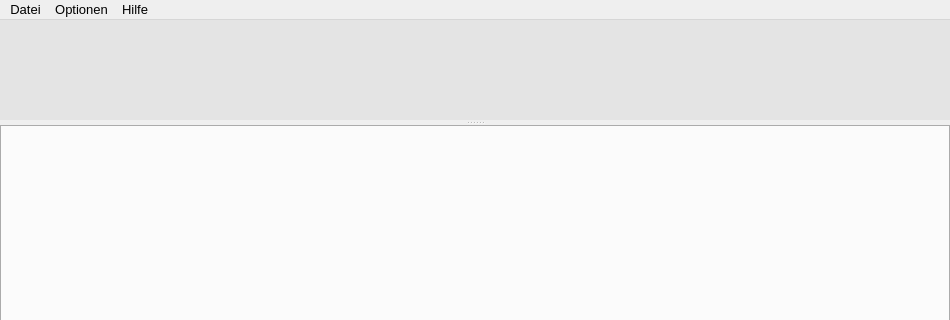
Qt form sfdlsauger.ui (DoctorW00/SFDLSaugerPro) before a commit; both pictures show x 0 to 950 and y 0 to 320 of the 950 by 600 pixel window.
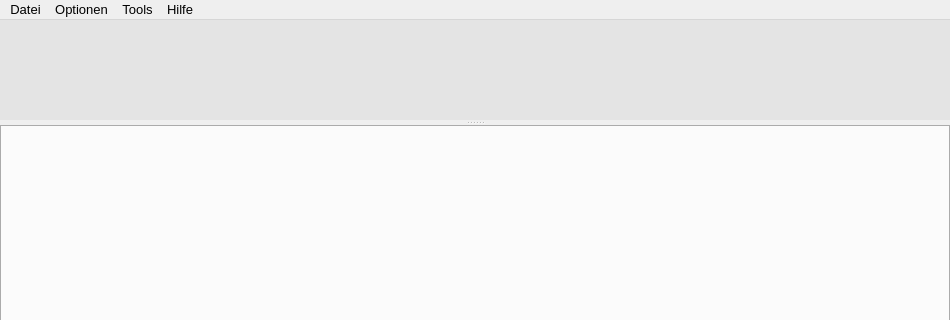
The same form after that commit. Icons and pictures are not drawn.

```diff
--- a/sfdlsauger.ui
+++ b/sfdlsauger.ui
@@ -331,8 +331,15 @@
     </property>
     <addaction name="action_ber"/>
    </widget>
+   <widget class="QMenu" name="menuTools">
+    <property name="title">
+     <string>Tools</string>
+    </property>
+    <addaction name="actionIRC_Chat"/>
+   </widget>
    <addaction name="menuDatei"/>
    <addaction name="menuOptionen"/>
+   <addaction name="menuTools"/>
    <addaction name="menuHilfe"/>
   </widget>
   <action name="action_ffnen">
```
Left out of the diff: 25 changed lines with no effect on the pictures.
